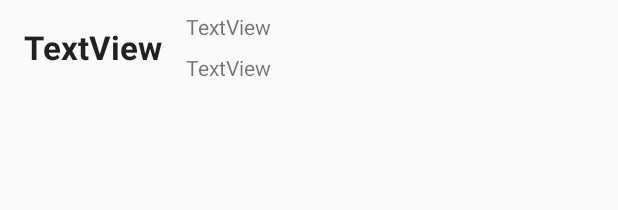
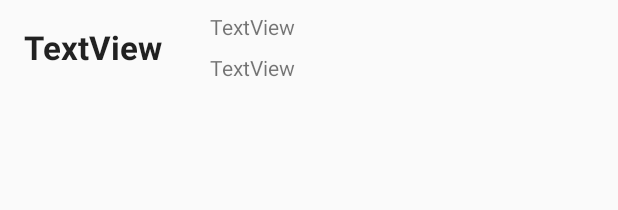
Before and after one commit to annaBoutin/android_app, an Android app: the layout activity_windows_item.xml on its own in the app's theme, with its tools: preview values and no code run, on a phone screen of 412 x 824 dp. Shown: the top 210 px of the screen. Run offline under Robolectric (Android 15) with nearby library versions, the phone set to English and light mode, and no system bars.

Commit message:
Alignement items

```diff
--- a/app/src/main/res/layout/activity_windows_item.xml
+++ b/app/src/main/res/layout/activity_windows_item.xml
@@ -25,27 +25,25 @@
         android:id="@+id/txt_window_name_3"
         android:layout_width="0dp"
         android:layout_height="wrap_content"
-        android:layout_marginStart="16dp"
+        android:layout_marginStart="140dp"
         android:layout_marginTop="8dp"
-        android:layout_marginEnd="16dp"
         android:text="TextView"
         app:layout_constraintEnd_toEndOf="parent"
-        app:layout_constraintStart_toEndOf="@+id/txt_status"
+        app:layout_constraintStart_toStartOf="parent"
         app:layout_constraintTop_toTopOf="parent" />
 
     <TextView
         android:id="@+id/txt_window_room"
         android:layout_width="0dp"
         android:layout_height="wrap_content"
-        android:layout_marginStart="16dp"
+        android:layout_marginStart="140dp"
         android:layout_marginTop="8dp"
-        android:layout_marginEnd="16dp"
         android:layout_marginBottom="8dp"
         android:capitalize="characters"
         android:text="TextView"
         android:textAppearance="@style/TextAppearance.AppCompat.Small"
         app:layout_constraintBottom_toBottomOf="parent"
         app:layout_constraintEnd_toEndOf="parent"
-        app:layout_constraintStart_toEndOf="@+id/txt_status"
+        app:layout_constraintStart_toStartOf="parent"
         app:layout_constraintTop_toBottomOf="@+id/txt_window_name_3" />
 </androidx.constraintlayout.widget.ConstraintLayout>
```
